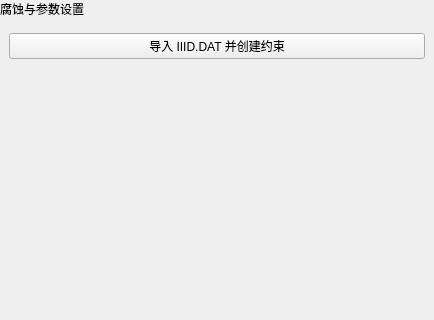
Before: the Qt Designer form plugins/Base_PhysicalField/PhysicalFieldSettingWidget.ui in asd977/base_cae, drawn with Qt 5; both pictures show x 0 to 434 and y 0 to 320 of the 434 by 681 pixel window.
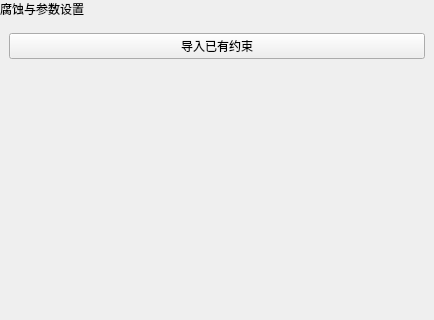
After: the same form once the commit is applied.

Diff of the .ui file:
```diff
--- a/plugins/Base_PhysicalField/PhysicalFieldSettingWidget.ui
+++ b/plugins/Base_PhysicalField/PhysicalFieldSettingWidget.ui
@@ -48,7 +48,7 @@
       <item>
        <widget class="QPushButton" name="importIIIDButton">
         <property name="text">
-         <string>导入 IIID.DAT 并创建约束</string>
+         <string>导入已有约束</string>
         </property>
        </widget>
       </item>
```
